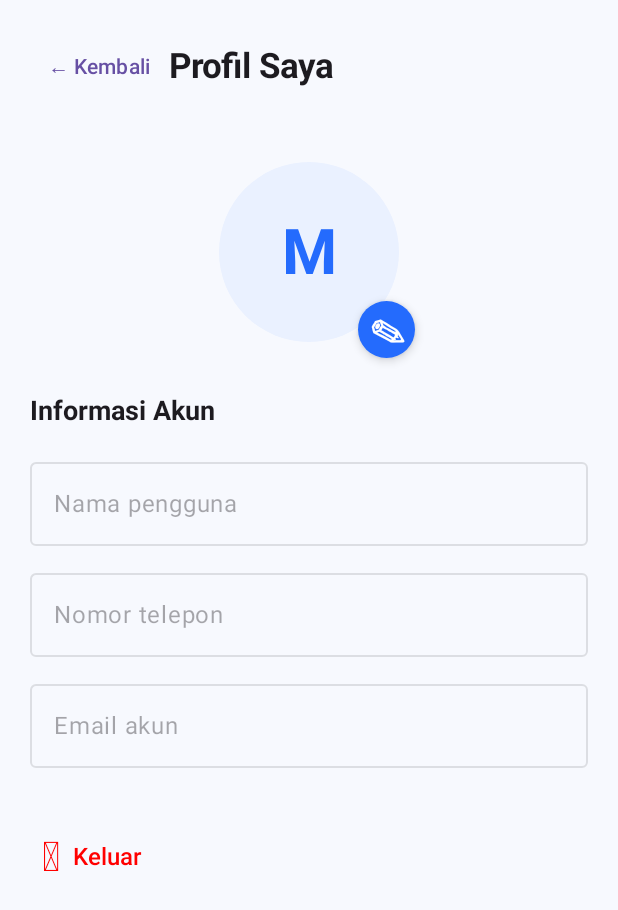
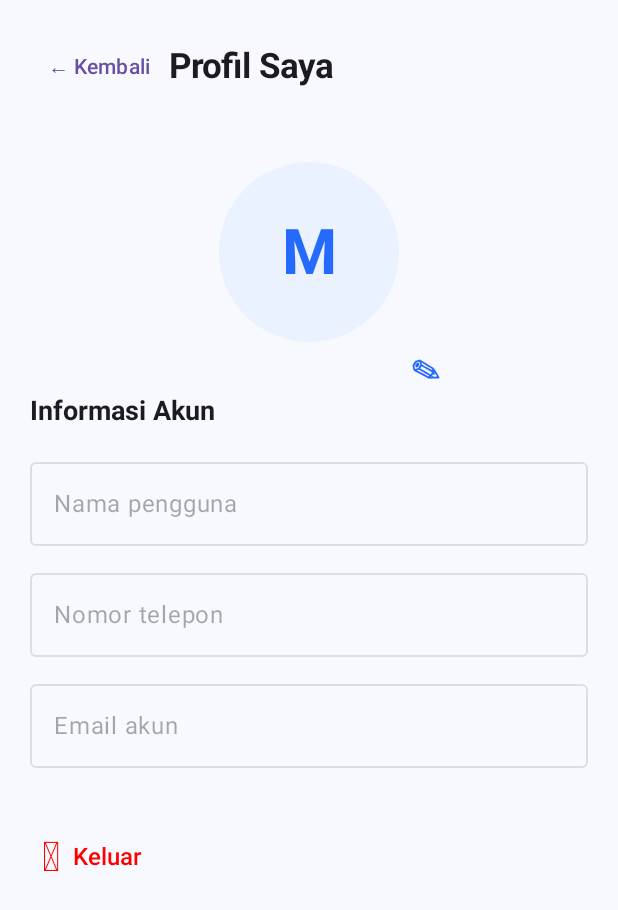
Before and after one commit to MChat-Android/M-Messenger, an Android app built with Jetpack Compose: the composable ProfileScreen shown on its own in the app's theme, on a phone screen of 412 x 824 dp. Shown: the top 910 px of the screen. Run offline under Robolectric (Android 15) with nearby library versions, the phone set to English and light mode, and no system bars; our stand-ins replace Firebase (no records; nobody signed in at launch, a user with empty details on screens opened directly).

Commit message:
Update ProfileScreen.kt

```diff
--- a/app/src/main/java/com/mmessenger/app/ProfileScreen.kt
+++ b/app/src/main/java/com/mmessenger/app/ProfileScreen.kt
@@ -197,14 +197,15 @@ fun ProfileScreen(
                     }
                 }
 
-                // IKON PENSIL DI SUDUT KANAN BAWAH
+                // IKON PENSIL: 30% DI DALAM, 70% DI LUAR BINGKAI
                 Surface(
                     modifier = Modifier
                         .align(Alignment.BottomEnd)
-                        .size(38.dp),
+                        .offset(x = 21.dp, y = 21.dp)
+                        .size(30.dp),
                     shape = CircleShape,
-                    color = Color(0xFF246BFD),
-                    shadowElevation = 4.dp,
+                    color = Color.Transparent,
+                    shadowElevation = 0.dp,
                     onClick = {
                         editing = true
                         message = ""
@@ -216,8 +217,8 @@ fun ProfileScreen(
                     ) {
                         Text(
                             text = "✎",
-                            color = Color.White,
-                            fontSize = 23.sp,
+                            color = Color(0xFF246BFD),
+                            fontSize = 19.sp,
                             fontWeight = FontWeight.Bold
                         )
                     }
```
